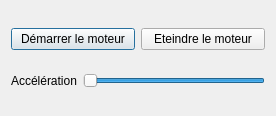
ptilulu/Moteur_4_temps_3D_OpenGL, file param.ui: the form before one commit.
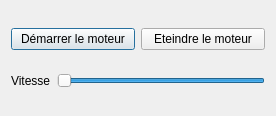
The form after the commit.

```diff
--- a/param.ui
+++ b/param.ui
@@ -37,7 +37,7 @@
      <item>
       <widget class="QLabel" name="label">
        <property name="text">
-        <string>Accélération</string>
+        <string>Vitesse</string>
        </property>
       </widget>
      </item>
```
